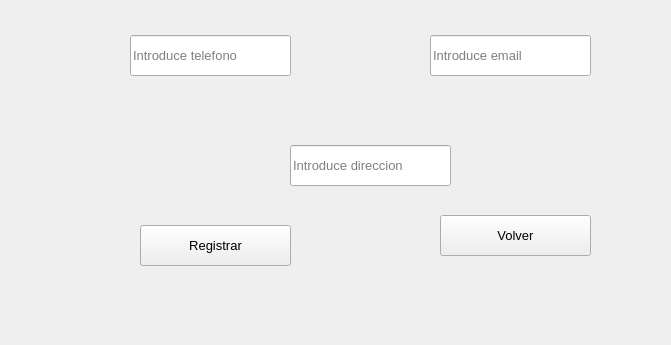
Old version of the form src/vista/Ui/VistaRegistroCliente.ui in the repository AdrianUnileon/Taller-Mecanico; both pictures show x 0 to 671 and y 295 to 640 of the 800 by 640 pixel window.
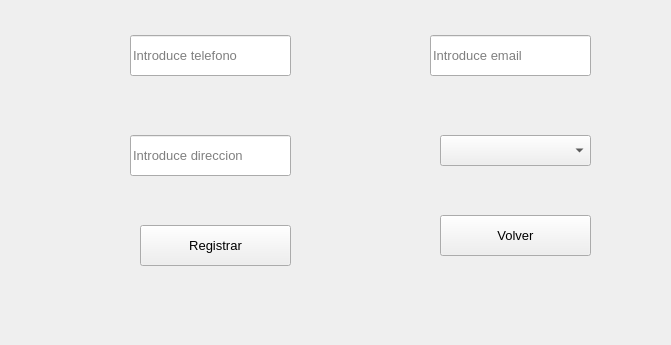
New version of the form.

Patch:
```diff
--- a/src/vista/Ui/VistaRegistroCliente.ui
+++ b/src/vista/Ui/VistaRegistroCliente.ui
@@ -224,8 +224,8 @@
    <widget class="QLineEdit" name="Direccion">
     <property name="geometry">
      <rect>
-      <x>290</x>
-      <y>440</y>
+      <x>130</x>
+      <y>430</y>
       <width>161</width>
       <height>41</height>
      </rect>
@@ -290,6 +290,16 @@
      <string>Volver</string>
     </property>
    </widget>
+   <widget class="QComboBox" name="cmbUsuarios">
+    <property name="geometry">
+     <rect>
+      <x>440</x>
+      <y>430</y>
+      <width>151</width>
+      <height>31</height>
+     </rect>
+    </property>
+   </widget>
   </widget>
   <widget class="QMenuBar" name="menubar">
    <property name="geometry">
```
